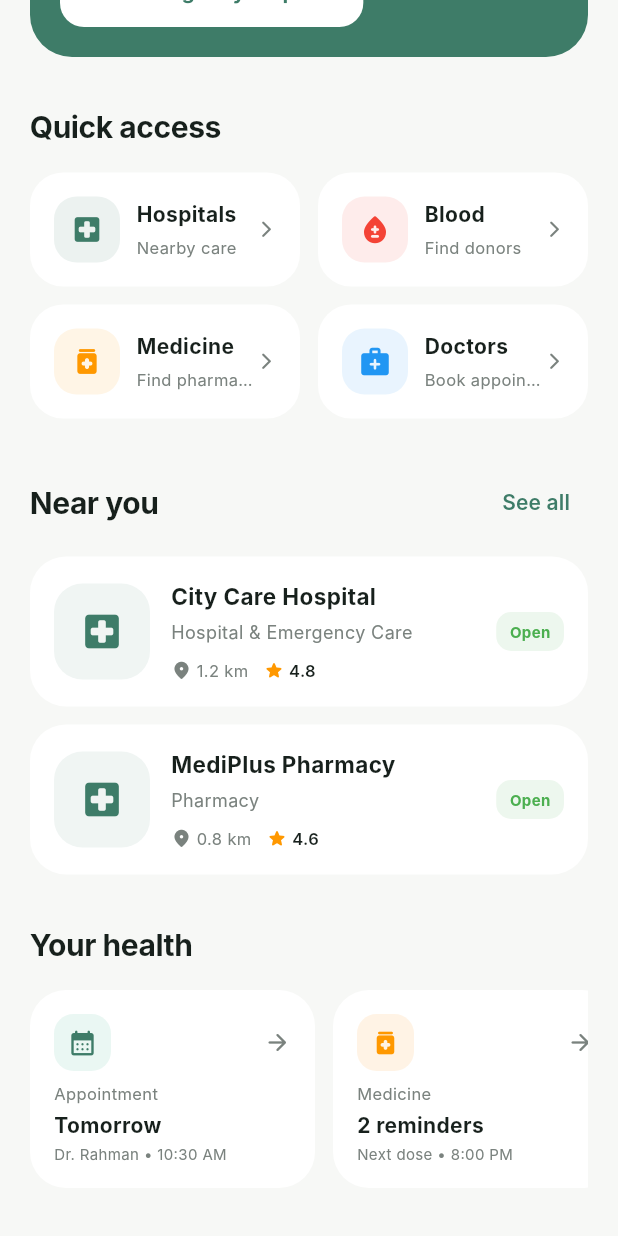
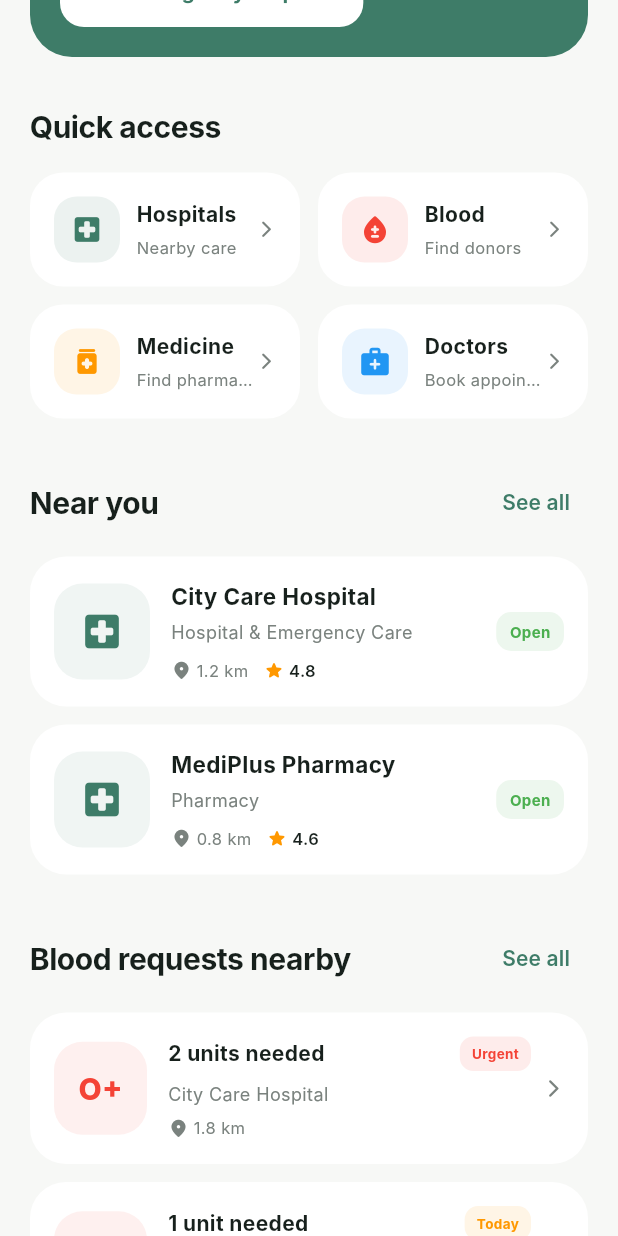
Before and after one commit to AshrafulAlamAkif/pulse_health, a Flutter app: the HomeScreen screen opened directly, scrolled down 446 dp, on a phone screen of 412 x 824 dp. Run offline on Flutter 3.47's test engine with Material 3 defaults, Android fonts, the phone set to English and light mode, and no system bars; our stand-ins replace flutter_riverpod, shared_preferences; accounts and stored records are empty; Roboto replaces fonts that are missing (Inter).

Commit message:
step 5.6: Added BloodReque section with Widgets, and this widgets class added in the Home screen

```diff
--- a/lib/features/home/home_screen.dart
+++ b/lib/features/home/home_screen.dart
@@ -1,5 +1,6 @@
 import 'package:flutter/material.dart';
 import 'package:pulse_health/app/theme/app_colors.dart';
+import 'package:pulse_health/features/home/widgets/blood_requests_section.dart';
 import 'package:pulse_health/features/home/widgets/emergency_card.dart';
 import 'package:pulse_health/features/home/widgets/home_header.dart';
 import 'package:pulse_health/features/home/widgets/home_search_bar.dart';
@@ -54,6 +55,10 @@ class HomeScreen extends StatelessWidget {
 
               const SizedBox(height: 32),
 
+              const BloodRequestsSection(),
+
+              const SizedBox(height: 32),
+
               const YourHealthSection(),
             ],
           ),
--- /dev/null
+++ b/lib/features/home/widgets/blood_requests_section.dart
@@ -0,0 +1,252 @@
+import 'package:flutter/material.dart';
+import 'package:pulse_health/app/theme/app_colors.dart';
+
+class BloodRequestsSection extends StatelessWidget {
+  const BloodRequestsSection({
+    super.key,
+  });
+
+  @override
+  Widget build(BuildContext context) {
+    return Column(
+      crossAxisAlignment: CrossAxisAlignment.start,
+      children: [
+        // Section header।
+        Row(
+          children: [
+            const Expanded(
+              child: Text(
+                'Blood requests nearby',
+                style: TextStyle(
+                  fontSize: 20,
+                  fontWeight: FontWeight.w700,
+                  color: AppColors.dark,
+                  letterSpacing: -0.3,
+                ),
+              ),
+            ),
+
+            TextButton(
+              onPressed: () {
+                // পরে সব blood request দেখানোর screen-এ
+                // navigate করব।
+              },
+              child: const Text(
+                'See all',
+                style: TextStyle(
+                  color: AppColors.primary,
+                  fontWeight: FontWeight.w600,
+                ),
+              ),
+            ),
+          ],
+        ),
+
+        const SizedBox(height: 12),
+
+        // প্রথম blood request।
+        const _BloodRequestCard(
+          bloodGroup: 'O+',
+          unitsNeeded: '2 units needed',
+          hospitalName: 'City Care Hospital',
+          distance: '1.8 km',
+          urgency: 'Urgent',
+        ),
+
+        const SizedBox(height: 12),
+
+        // দ্বিতীয় blood request।
+        const _BloodRequestCard(
+          bloodGroup: 'A+',
+          unitsNeeded: '1 unit needed',
+          hospitalName: 'Green Life Medical',
+          distance: '2.6 km',
+          urgency: 'Today',
+        ),
+      ],
+    );
+  }
+}
+
+/// একটি reusable blood request card।
+///
+/// একই ধরনের request অনেকগুলো দেখাতে হতে পারে।
+/// তাই আলাদা reusable widget বানাচ্ছি।
+class _BloodRequestCard extends StatelessWidget {
+  const _BloodRequestCard({
+    required this.bloodGroup,
+    required this.unitsNeeded,
+    required this.hospitalName,
+    required this.distance,
+    required this.urgency,
+  });
+
+  final String bloodGroup;
+  final String unitsNeeded;
+  final String hospitalName;
+  final String distance;
+  final String urgency;
+
+  @override
+  Widget build(BuildContext context) {
+    return Material(
+      color: Colors.white,
+      borderRadius: BorderRadius.circular(24),
+
+      child: InkWell(
+        borderRadius: BorderRadius.circular(24),
+
+        onTap: () {
+          // পরে BloodRequestDetailsScreen-এ
+          // navigate করব।
+        },
+
+        child: Padding(
+          padding: const EdgeInsets.all(16),
+
+          child: Row(
+            children: [
+              // Blood group-এর জন্য বড় visual indicator।
+              //
+              // Blood-related information যেন দ্রুত চোখে পড়ে,
+              // তাই group-টাকে card-এর সবচেয়ে noticeable
+              // অংশগুলোর একটি করছি।
+              Container(
+                width: 62,
+                height: 62,
+
+                decoration: BoxDecoration(
+                  color: Colors.red.withValues(
+                    alpha: 0.08,
+                  ),
+                  borderRadius: BorderRadius.circular(19),
+                ),
+
+                child: Center(
+                  child: Text(
+                    bloodGroup,
+                    style: const TextStyle(
+                      fontSize: 20,
+                      fontWeight: FontWeight.w800,
+                      color: Colors.red,
+                    ),
+                  ),
+                ),
+              ),
+
+              const SizedBox(width: 14),
+
+              Expanded(
+                child: Column(
+                  crossAxisAlignment:
+                      CrossAxisAlignment.start,
+                  children: [
+                    Row(
+                      children: [
+                        Expanded(
+                          child: Text(
+                            unitsNeeded,
+                            style: const TextStyle(
+                              fontSize: 14,
+                              fontWeight: FontWeight.w700,
+                              color: AppColors.dark,
+                            ),
+                          ),
+                        ),
+
+                        _UrgencyBadge(
+                          text: urgency,
+                        ),
+                      ],
+                    ),
+
+                    const SizedBox(height: 7),
+
+                    Text(
+                      hospitalName,
+                      maxLines: 1,
+                      overflow: TextOverflow.ellipsis,
+                      style: const TextStyle(
+                        fontSize: 12,
+                        color: AppColors.textSecondary,
+                      ),
+                    ),
+
+                    const SizedBox(height: 6),
+
+                    Row(
+                      children: [
+                        const Icon(
+                          Icons.location_on_rounded,
+                          size: 14,
+                          color: AppColors.textSecondary,
+                        ),
+
+                        const SizedBox(width: 3),
+
+                        Text(
+                          distance,
+                          style: const TextStyle(
+                            fontSize: 11,
+                            color: AppColors.textSecondary,
+                          ),
+                        ),
+                      ],
+                    ),
+                  ],
+                ),
+              ),
+
+              const SizedBox(width: 8),
+
+              const Icon(
+                Icons.arrow_forward_ios_rounded,
+                size: 14,
+                color: AppColors.textSecondary,
+              ),
+            ],
+          ),
+        ),
+      ),
+    );
+  }
+}
+
+/// Request-এর urgency বোঝানোর ছোট badge।
+class _UrgencyBadge extends StatelessWidget {
+  const _UrgencyBadge({
+    required this.text,
+  });
+
+  final String text;
+
+  @override
+  Widget build(BuildContext context) {
+    final bool isUrgent = text == 'Urgent';
+
+    return Container(
+      padding: const EdgeInsets.symmetric(
+        horizontal: 8,
+        vertical: 5,
+      ),
+
+      decoration: BoxDecoration(
+        color: isUrgent
+            ? Colors.red.withValues(alpha: 0.10)
+            : Colors.orange.withValues(alpha: 0.10),
+        borderRadius: BorderRadius.circular(9),
+      ),
+
+      child: Text(
+        text,
+        style: TextStyle(
+          fontSize: 9,
+          fontWeight: FontWeight.w700,
+          color: isUrgent
+              ? Colors.red
+              : Colors.orange,
+        ),
+      ),
+    );
+  }
+}
```
